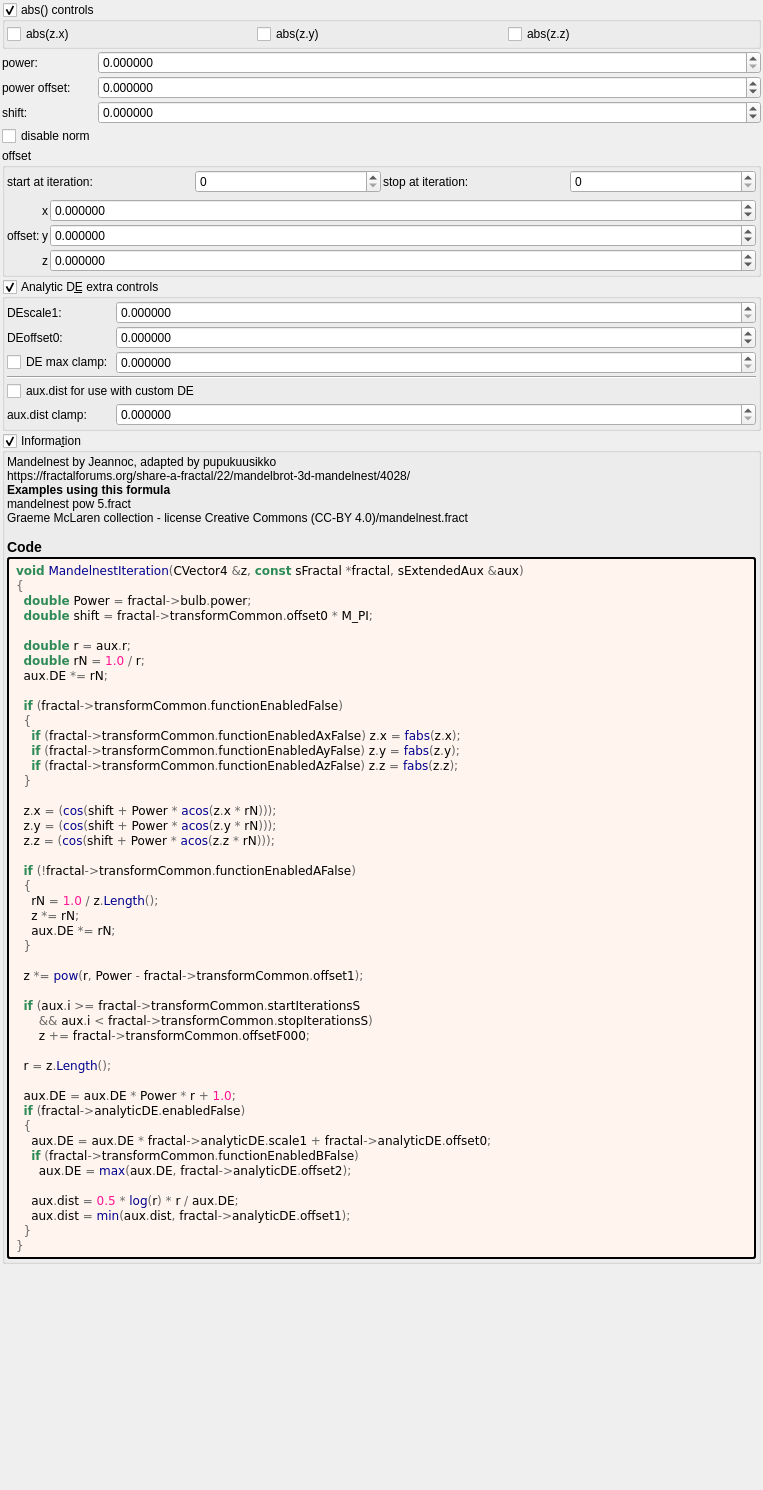
Above: mandelbulber2/formula/ui/mandelnest.ui from buddhi1980/mandelbulber2 before the change. Below: the same form after it.
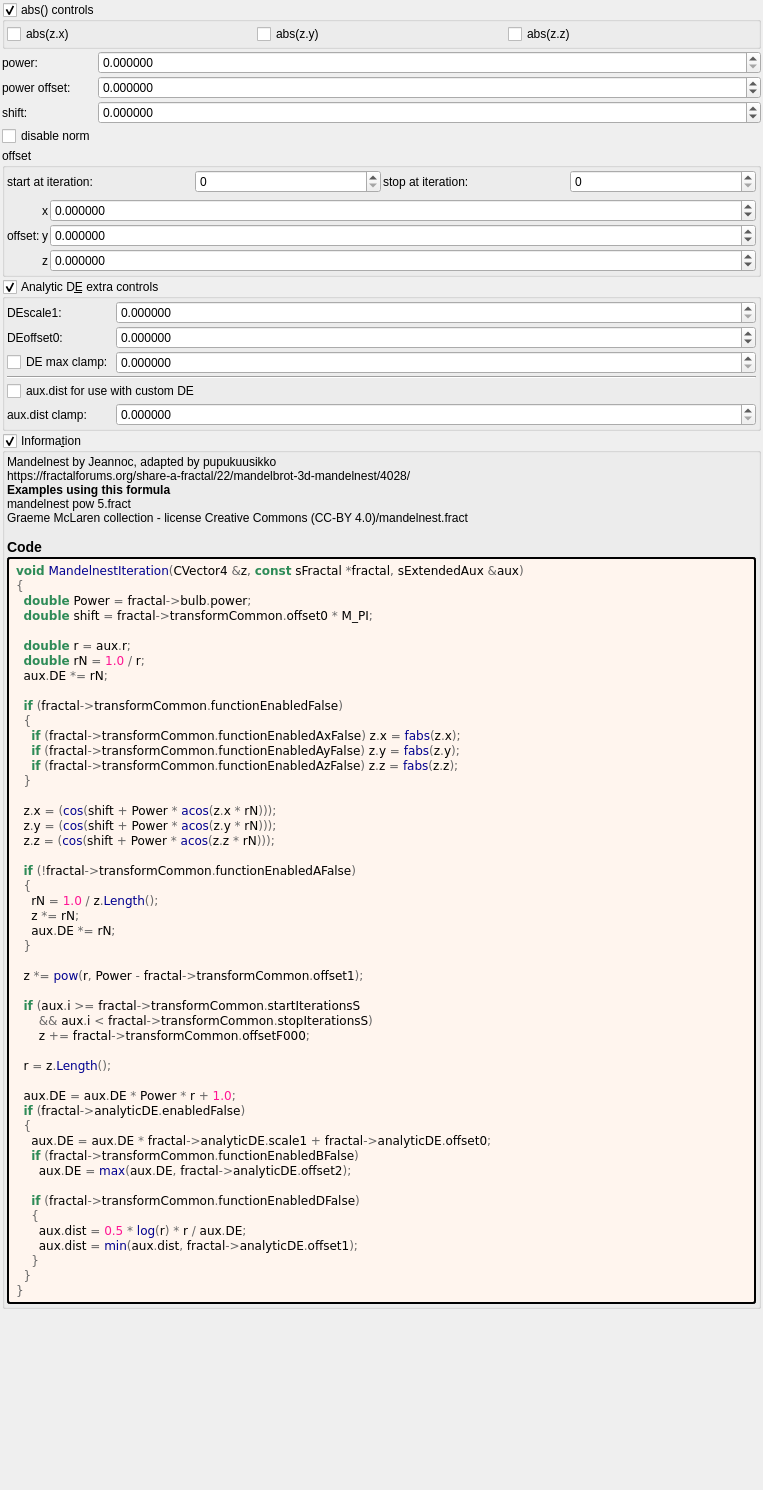
That is the form after the change. Custom widgets are drawn as their Qt base class.

What changed in the file:
```diff
--- a/mandelbulber2/formula/ui/mandelnest.ui
+++ b/mandelbulber2/formula/ui/mandelnest.ui
@@ -720,8 +720,11 @@
     &lt;span style=&quot;color:#2e8b57; font-weight:bold&quot;&gt;if&lt;/span&gt; &lt;span style=&quot;color:#676767&quot;&gt;(&lt;/span&gt;fractal&lt;span style=&quot;color:#676767&quot;&gt;-&amp;gt;&lt;/span&gt;transformCommon&lt;span style=&quot;color:#676767&quot;&gt;.&lt;/span&gt;functionEnabledBFalse&lt;span style=&quot;color:#676767&quot;&gt;)&lt;/span&gt;
       aux&lt;span style=&quot;color:#676767&quot;&gt;.&lt;/span&gt;DE &lt;span style=&quot;color:#676767&quot;&gt;=&lt;/span&gt; &lt;span style=&quot;color:#00008f&quot;&gt;max&lt;/span&gt;&lt;span style=&quot;color:#676767&quot;&gt;(&lt;/span&gt;aux&lt;span style=&quot;color:#676767&quot;&gt;.&lt;/span&gt;DE&lt;span style=&quot;color:#676767&quot;&gt;,&lt;/span&gt; fractal&lt;span style=&quot;color:#676767&quot;&gt;-&amp;gt;&lt;/span&gt;analyticDE&lt;span style=&quot;color:#676767&quot;&gt;.&lt;/span&gt;offset2&lt;span style=&quot;color:#676767&quot;&gt;);&lt;/span&gt;
 
-    aux&lt;span style=&quot;color:#676767&quot;&gt;.&lt;/span&gt;dist &lt;span style=&quot;color:#676767&quot;&gt;=&lt;/span&gt; &lt;span style=&quot;color:#ff1493&quot;&gt;0.5&lt;/span&gt; &lt;span style=&quot;color:#676767&quot;&gt;*&lt;/span&gt; &lt;span style=&quot;color:#00008f&quot;&gt;log&lt;/span&gt;&lt;span style=&quot;color:#676767&quot;&gt;(&lt;/span&gt;r&lt;span style=&quot;color:#676767&quot;&gt;) *&lt;/span&gt; r &lt;span style=&quot;color:#676767&quot;&gt;/&lt;/span&gt; aux&lt;span style=&quot;color:#676767&quot;&gt;.&lt;/span&gt;DE&lt;span style=&quot;color:#676767&quot;&gt;;&lt;/span&gt;
-    aux&lt;span style=&quot;color:#676767&quot;&gt;.&lt;/span&gt;dist &lt;span style=&quot;color:#676767&quot;&gt;=&lt;/span&gt; &lt;span style=&quot;color:#00008f&quot;&gt;min&lt;/span&gt;&lt;span style=&quot;color:#676767&quot;&gt;(&lt;/span&gt;aux&lt;span style=&quot;color:#676767&quot;&gt;.&lt;/span&gt;dist&lt;span style=&quot;color:#676767&quot;&gt;,&lt;/span&gt; fractal&lt;span style=&quot;color:#676767&quot;&gt;-&amp;gt;&lt;/span&gt;analyticDE&lt;span style=&quot;color:#676767&quot;&gt;.&lt;/span&gt;offset1&lt;span style=&quot;color:#676767&quot;&gt;);&lt;/span&gt;
+    &lt;span style=&quot;color:#2e8b57; font-weight:bold&quot;&gt;if&lt;/span&gt; &lt;span style=&quot;color:#676767&quot;&gt;(&lt;/span&gt;fractal&lt;span style=&quot;color:#676767&quot;&gt;-&amp;gt;&lt;/span&gt;transformCommon&lt;span style=&quot;color:#676767&quot;&gt;.&lt;/span&gt;functionEnabledDFalse&lt;span style=&quot;color:#676767&quot;&gt;)&lt;/span&gt;
+    &lt;span style=&quot;color:#676767&quot;&gt;{&lt;/span&gt;
+      aux&lt;span style=&quot;color:#676767&quot;&gt;.&lt;/span&gt;dist &lt;span style=&quot;color:#676767&quot;&gt;=&lt;/span&gt; &lt;span style=&quot;color:#ff1493&quot;&gt;0.5&lt;/span&gt; &lt;span style=&quot;color:#676767&quot;&gt;*&lt;/span&gt; &lt;span style=&quot;color:#00008f&quot;&gt;log&lt;/span&gt;&lt;span style=&quot;color:#676767&quot;&gt;(&lt;/span&gt;r&lt;span style=&quot;color:#676767&quot;&gt;) *&lt;/span&gt; r &lt;span style=&quot;color:#676767&quot;&gt;/&lt;/span&gt; aux&lt;span style=&quot;color:#676767&quot;&gt;.&lt;/span&gt;DE&lt;span style=&quot;color:#676767&quot;&gt;;&lt;/span&gt;
+      aux&lt;span style=&quot;color:#676767&quot;&gt;.&lt;/span&gt;dist &lt;span style=&quot;color:#676767&quot;&gt;=&lt;/span&gt; &lt;span style=&quot;color:#00008f&quot;&gt;min&lt;/span&gt;&lt;span style=&quot;color:#676767&quot;&gt;(&lt;/span&gt;aux&lt;span style=&quot;color:#676767&quot;&gt;.&lt;/span&gt;dist&lt;span style=&quot;color:#676767&quot;&gt;,&lt;/span&gt; fractal&lt;span style=&quot;color:#676767&quot;&gt;-&amp;gt;&lt;/span&gt;analyticDE&lt;span style=&quot;color:#676767&quot;&gt;.&lt;/span&gt;offset1&lt;span style=&quot;color:#676767&quot;&gt;);&lt;/span&gt;
+    &lt;span style=&quot;color:#676767&quot;&gt;}&lt;/span&gt;
   &lt;span style=&quot;color:#676767&quot;&gt;}&lt;/span&gt;
 &lt;span style=&quot;color:#676767&quot;&gt;}&lt;/span&gt;
 &lt;/pre&gt;
```
Left out of the diff: 2 changed lines with no effect on the pictures.
